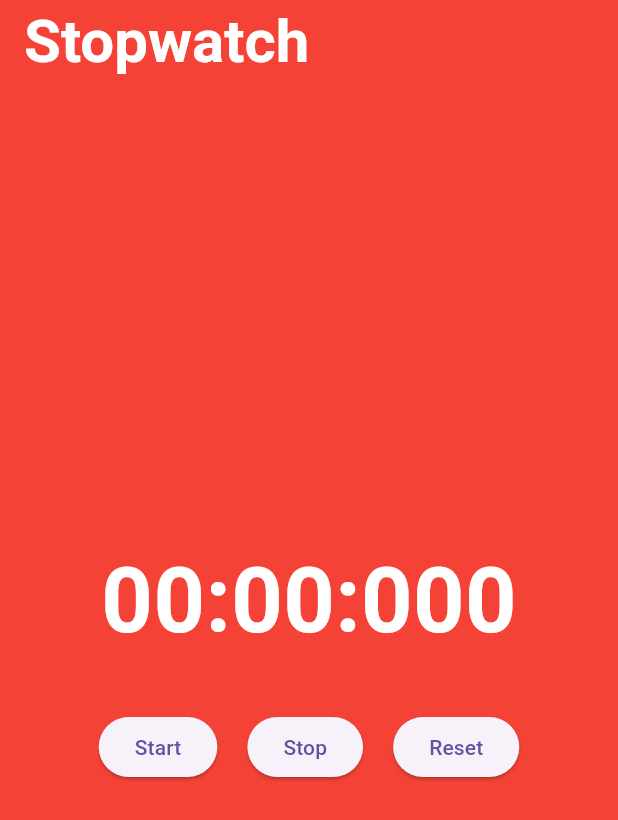
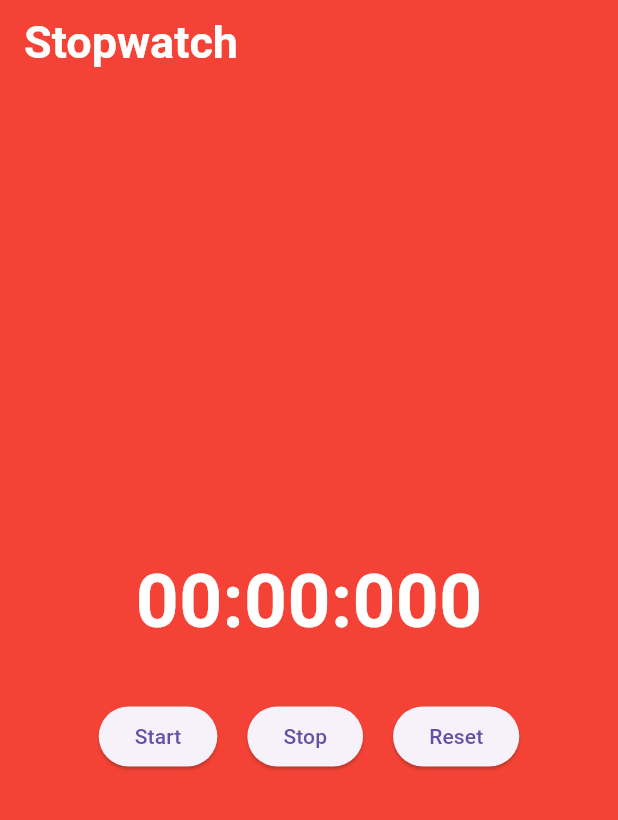
Before and after one commit to Muhannmmad/stop_watch, a Flutter app: the screen it shows after launch, on a phone screen of 412 x 824 dp. Shown: the top 820 px of the screen. Run offline on Flutter 3.47's test engine with Material 3 defaults, Android fonts, the phone set to English and light mode, and no system bars.

Commit message:
all done app is finished

```diff
--- a/lib/main.dart
+++ b/lib/main.dart
@@ -72,7 +72,7 @@ class StopwatchPageState extends State<StopwatchPage> {
       appBar: AppBar(
         title: const Text('Stopwatch'),
         titleTextStyle: const TextStyle(
-            fontSize: 40, fontWeight: FontWeight.bold, color: Colors.white),
+            fontSize: 30, fontWeight: FontWeight.bold, color: Colors.white),
         backgroundColor: backgroundColor,
       ),
       backgroundColor: backgroundColor,
@@ -83,7 +83,7 @@ class StopwatchPageState extends State<StopwatchPage> {
             Text(
               formatTime(calculatedTime),
               style: const TextStyle(
-                  fontSize: 60,
+                  fontSize: 50,
                   fontWeight: FontWeight.bold,
                   color: Colors.white),
             ),
```
